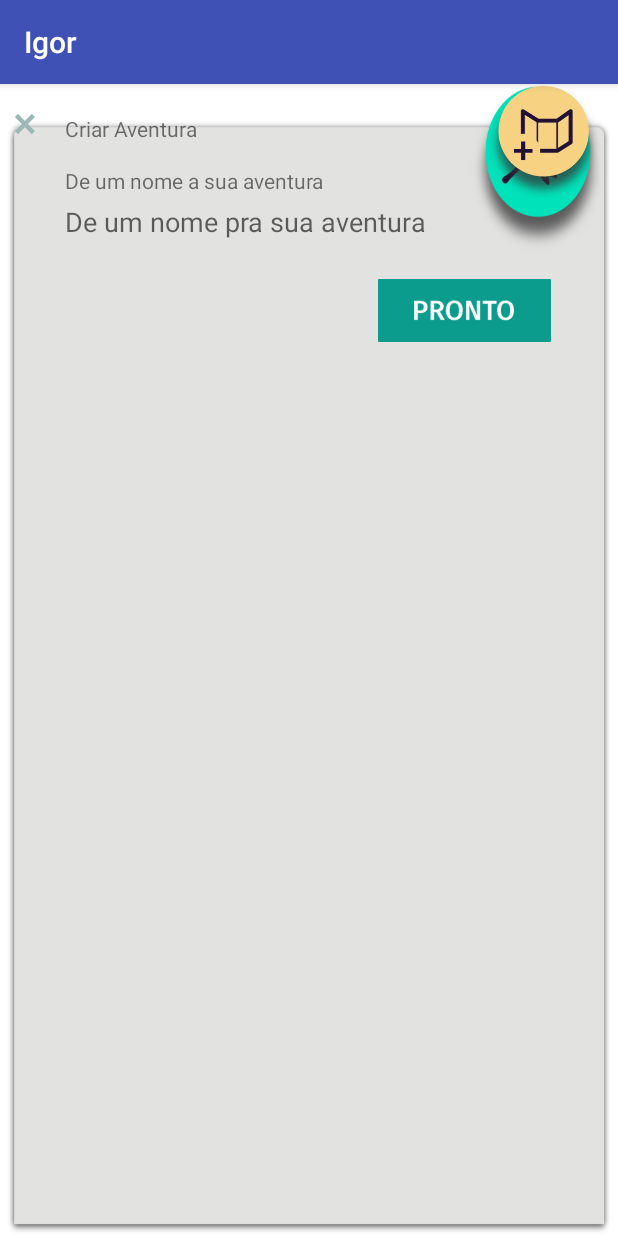
After one commit to herculesS/IgorApp, an Android app: the CriarNovaAventura screen opened directly, with no data from a screen before it, on a phone screen of 412 x 824 dp. The commit adds this screen. Run offline under Robolectric (Android 15) with nearby library versions, the phone set to English and light mode, and no system bars.

Commit message:
Activity and layout created for CriarAventura screen. The drawable resources needed were added.

```diff
--- a/app/build.gradle
+++ b/app/build.gradle
@@ -33,4 +33,5 @@ dependencies {
 
 
 
+
 apply plugin: 'com.google.gms.google-services'
--- a/app/src/main/AndroidManifest.xml
+++ b/app/src/main/AndroidManifest.xml
@@ -1,6 +1,6 @@
 <?xml version="1.0" encoding="utf-8"?>
 <manifest xmlns:android="http://schemas.android.com/apk/res/android"
-    package="com.devapps.igor">
+          package="com.devapps.igor">
 
     <application
         android:allowBackup="true"
@@ -11,10 +11,12 @@
         android:theme="@style/AppTheme">
         <activity android:name=".Screens.MainActivity">
             <intent-filter>
-                <action android:name="android.intent.action.MAIN" />
+                <action android:name="android.intent.action.MAIN"/>
 
-                <category android:name="android.intent.category.LAUNCHER" />
+                <category android:name="android.intent.category.LAUNCHER"/>
             </intent-filter>
+        </activity>
+        <activity android:name=".Screens.CriarNovaAventura.CriarNovaAventura">
         </activity>
     </application>
 
--- /dev/null
+++ b/app/src/main/java/com/devapps/igor/Screens/CriarNovaAventura/CriarNovaAventura.java
@@ -0,0 +1,15 @@
+package com.devapps.igor.Screens.CriarNovaAventura;
+
+import android.support.v7.app.AppCompatActivity;
+import android.os.Bundle;
+
+import com.devapps.igor.R;
+
+public class CriarNovaAventura extends AppCompatActivity {
+
+    @Override
+    protected void onCreate(Bundle savedInstanceState) {
+        super.onCreate(savedInstanceState);
+        setContentView(R.layout.activity_criar_nova_aventura);
+    }
+}
--- /dev/null
+++ b/app/src/main/res/layout/activity_criar_nova_aventura.xml
@@ -0,0 +1,97 @@
+<?xml version="1.0" encoding="utf-8"?>
+<FrameLayout xmlns:android="http://schemas.android.com/apk/res/android"
+             xmlns:app="http://schemas.android.com/apk/res-auto"
+             xmlns:tools="http://schemas.android.com/tools"
+             android:layout_width="match_parent"
+             android:layout_height="match_parent"
+             tools:context="com.devapps.igor.Screens.CriarNovaAventura.CriarNovaAventura">
+
+    <FrameLayout
+        android:layout_width="match_parent"
+        android:layout_height="match_parent">
+
+        <ImageView
+            android:layout_width="match_parent"
+            android:layout_height="match_parent"
+            android:scaleType="fitXY"
+            app:srcCompat="@drawable/pop_up_fundo_nova_aventura"/>
+
+        <ImageView
+            android:id="@+id/criar_aventura_botao_criar_aventura"
+            android:layout_width="99dp"
+            android:layout_height="76dp"
+            android:layout_gravity="right"
+            app:srcCompat="@drawable/botao_criar_nova_aventura"/>
+
+        <RelativeLayout
+            android:layout_width="wrap_content"
+            android:layout_height="match_parent"
+            android:layout_marginTop="20dp"
+            android:orientation="horizontal">
+
+            <ImageView
+                android:id="@+id/criar_aventura_botao_fechar"
+                android:layout_width="13dp"
+                android:layout_height="13dp"
+                android:layout_alignParentStart="true"
+                android:layout_marginLeft="10dp"
+                android:layout_marginRight="20dp"
+                app:srcCompat="@drawable/botao_fechar"/>
+
+
+            <TextView
+                android:id="@+id/textView"
+                android:layout_width="wrap_content"
+                android:layout_height="wrap_content"
+                android:layout_gravity="left"
+                android:layout_toEndOf="@+id/criar_aventura_botao_fechar"
+                android:paddingBottom="15dp"
+                android:text="@string/criar_aventura_title"/>
+
+
+            <TextView
+                android:id="@+id/textView2"
+                android:layout_width="wrap_content"
+                android:layout_height="wrap_content"
+                android:layout_alignStart="@+id/textView"
+                android:layout_below="@+id/textView"
+                android:paddingBottom="5dp"
+                android:text="@string/criar_aventura_nome"/>
+
+            <EditText
+                android:id="@+id/editText"
+                android:layout_width="wrap_content"
+                android:layout_height="wrap_content"
+                android:layout_alignStart="@+id/textView2"
+                android:layout_below="@+id/textView2"
+                android:background="@android:color/transparent"
+                android:hint="De um nome pra sua aventura"/>
+
+            <ImageView
+                android:id="@+id/criar_aventura_botao_pronto"
+                android:layout_width="118dp"
+                android:layout_height="42dp"
+                android:layout_alignParentEnd="true"
+                android:layout_below="@+id/editText"
+                android:layout_gravity="right"
+                android:layout_marginRight="43dp"
+                android:layout_marginTop="26dp"
+                app:srcCompat="@drawable/botao_pronto"/>
+
+            <ImageView
+                android:id="@+id/imageView2"
+                android:layout_width="260dp"
+                android:layout_height="1dp"
+
+                android:layout_alignEnd="@+id/criar_aventura_botao_pronto"
+                android:layout_alignStart="@+id/editText"
+                android:layout_below="@+id/editText"
+                android:layout_marginTop="11dp"
+                app:srcCompat="@drawable/barra_de_progressao_jogadas"/>
+
+
+        </RelativeLayout>
+    </FrameLayout>
+
+
+</FrameLayout>
--- a/app/src/main/res/values/strings.xml
+++ b/app/src/main/res/values/strings.xml
@@ -1,3 +1,6 @@
 <resources>
     <string name="app_name">Igor</string>
+
+    <string name="criar_aventura_title">Criar Aventura</string>
+    <string name="criar_aventura_nome">De um nome a sua aventura</string>
 </resources>
```
Also changed, not shown: app/src/main/res/drawable/barra_de_progressao_jogadas.png (added), app/src/main/res/drawable/botao_criar_nova_aventura.png (added), app/src/main/res/drawable/botao_fechar.png (added), app/src/main/res/drawable/botao_pronto.png (added), app/src/main/res/drawable/pop_up_fundo_nova_aventura.png (added).
